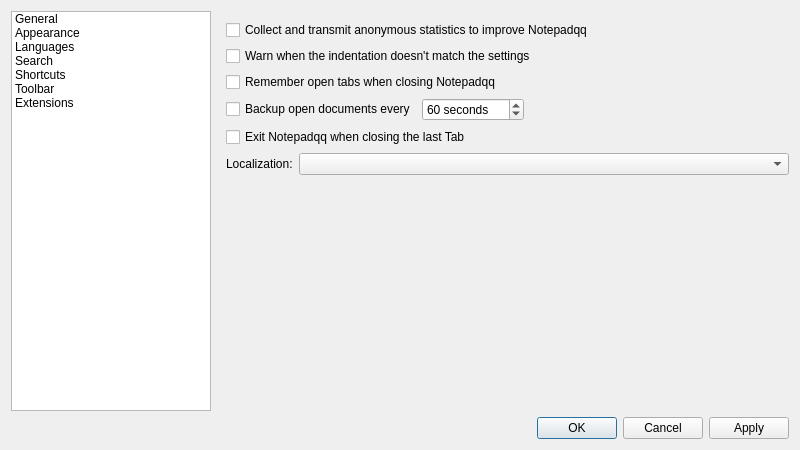
This is src/ui/frmpreferences.ui in alamios/notepadqq as Qt 5 draws it before an edit. The edited form follows.
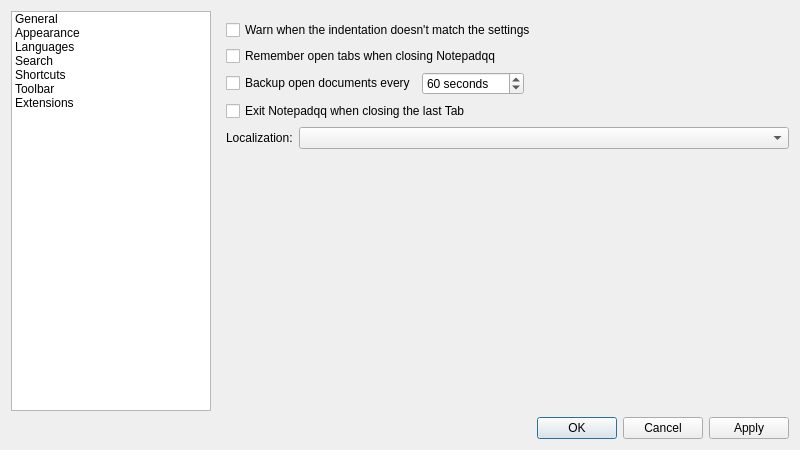
This is the edited form. The open tabs and pages were chosen to show the change. Icons and pictures are not drawn.

```diff
--- a/src/ui/frmpreferences.ui
+++ b/src/ui/frmpreferences.ui
@@ -104,13 +104,6 @@
          <property name="bottomMargin">
           <number>0</number>
          </property>
-         <item>
-          <widget class="QCheckBox" name="chkCollectStatistics">
-           <property name="text">
-            <string>Collect and transmit anonymous statistics to improve Notepadqq</string>
-           </property>
-          </widget>
-         </item>
          <item>
           <widget class="QCheckBox" name="chkWarnForDifferentIndentation">
            <property name="text">
```
Left out of the diff: 6 changed lines with no effect on the pictures.
